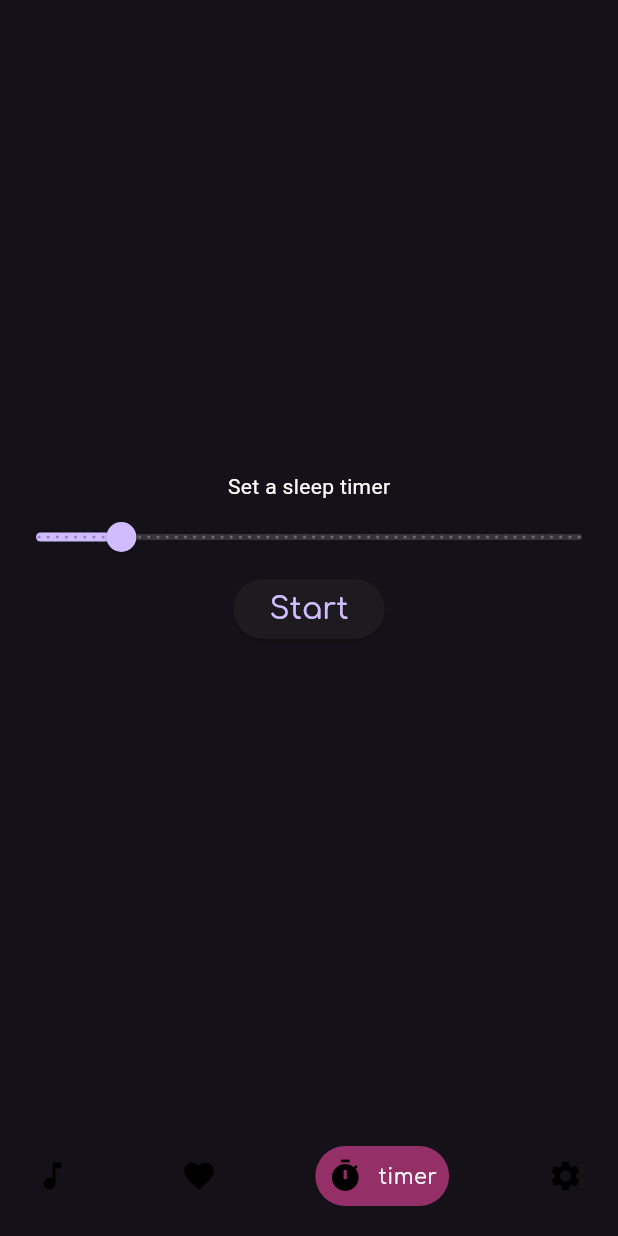
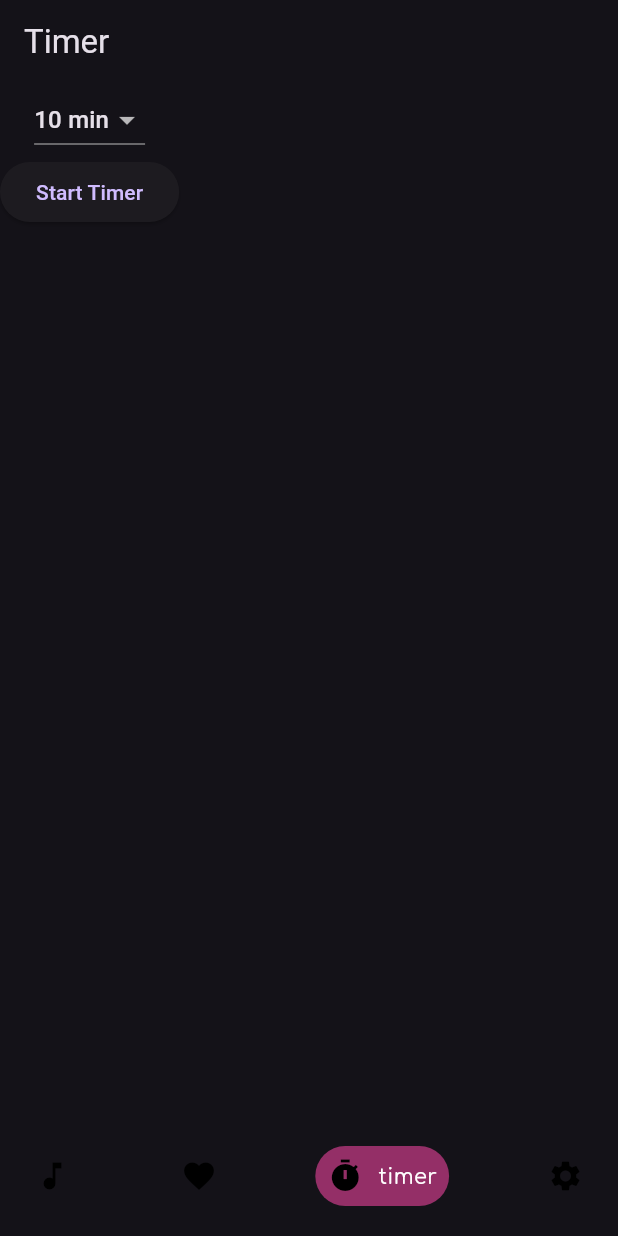
Before and after one commit to Alkonosttt/Hypnos, a Flutter app: the screen it shows after launch, item 3 of the bottom bar chosen, on a phone screen of 412 x 824 dp. Run offline on Flutter 3.47's test engine with Material 3 defaults, Android fonts, the phone set to English and light mode, and no system bars; drawn by our look-alikes of google_nav_bar; our stand-ins replace audioplayers, google_fonts; missing offline and left inert: markdown_widget.

Commit message:
Moved the timer indicator into a different file, replaced the timer logic to fix the crashing issue, added the timer logic into the global audio service

```diff
--- a/lib/globalaudioplayerservice.dart
+++ b/lib/globalaudioplayerservice.dart
@@ -1,6 +1,11 @@
+// for ChangeNotifier
+import 'package:flutter/material.dart';
+// for Timer
+import 'dart:async';
+// standard audio player package
 import 'package:audioplayers/audioplayers.dart';
 
-class GlobalAudioService {
+class GlobalAudioService extends ChangeNotifier {
   static final GlobalAudioService _instance = GlobalAudioService._internal();
   factory GlobalAudioService() => _instance;
   GlobalAudioService._internal();
@@ -8,6 +13,16 @@ class GlobalAudioService {
   final Map<String, AudioPlayer> _players = {};
   final Map<String, double> _volumes = {};
   final Map<String, bool> _isPlaying = {};
+
+  Timer? _timer;
+  Duration? _remainingTime;
+
+  bool anyAudioPlaying() {
+    return _isPlaying.values.any((isPlaying) => isPlaying);
+  }
+
+  bool get isTimerRunning => _timer?.isActive ?? false;
+  Duration? get remainingTime => _remainingTime;
 
   Future<void> play(String audioPath, {double volume = 1.0}) async {
     _players[audioPath] ??= AudioPlayer();
@@ -18,6 +33,8 @@ class GlobalAudioService {
     await player.resume();
     _volumes[audioPath] = volume;
     _isPlaying[audioPath] = true;
+
+    notifyListeners();
   }
 
   Future<void> pause(String audioPath) async {
@@ -26,6 +43,15 @@ class GlobalAudioService {
       await player.pause();
       _isPlaying[audioPath] = false;
     }
+    notifyListeners();
+  }
+
+  Future<void> stopAll() async {
+    for (var player in _players.values) {
+      await player.stop();
+    }
+    _isPlaying.clear();
+    notifyListeners();
   }
 
   Future<void> setVolume(String audioPath, double volume) async {
@@ -34,17 +60,33 @@ class GlobalAudioService {
       await player.setVolume(volume);
       _volumes[audioPath] = volume;
     }
+    notifyListeners();
   }
 
   bool isPlaying(String audioPath) => _isPlaying[audioPath] ?? false;
   double volume(String audioPath) => _volumes[audioPath] ?? 1.0;
 
-  Future<void> disposeAll() async {
-    for (var player in _players.values) {
-      await player.dispose();
-    }
-    _players.clear();
-    _volumes.clear();
-    _isPlaying.clear();
+  void startTimer(Duration duration) {
+    _remainingTime = duration;
+    _timer?.cancel();
+    _timer = Timer.periodic(Duration(seconds: 1), (timer) {
+      if (_remainingTime == null) {
+        timer.cancel();
+        return;
+      }
+      _remainingTime = _remainingTime! - Duration(seconds: 1);
+      if (_remainingTime!.inSeconds <= 0) {
+        timer.cancel();
+        stopAll();
+        _remainingTime = null;
+      }
+      notifyListeners();
+    });
+  }
+
+  void cancelTimer() {
+    _timer?.cancel();
+    _remainingTime = null;
+    notifyListeners();
   }
 }
--- /dev/null
+++ b/lib/globalfab.dart
@@ -0,0 +1,20 @@
+import 'package:flutter/material.dart';
+import 'globalaudioplayerservice.dart';
+
+class GlobalFAB extends StatelessWidget {
+  final VoidCallback? onPressed;
+  const GlobalFAB({this.onPressed, super.key});
+
+  @override
+  Widget build(BuildContext context) {
+    final timer = GlobalAudioService();
+    return Visibility(
+      visible: timer.isTimerRunning,
+      child: FloatingActionButton.extended(
+        onPressed: onPressed,
+        label: Text("⏱ ${timer.remainingTime?.inMinutes ?? 0}m"),
+        icon: Icon(Icons.timer),
+      ),
+    );
+  }
+}
--- a/lib/home.dart
+++ b/lib/home.dart
@@ -25,7 +25,7 @@ class _HomeScreenState extends State<HomeScreen> {
   final List<Widget> _screens = [
     LibraryPage(),
     FavouritesPage(),
-    TimerPickerPage(),
+    TimerScreen(),
     SettingsPage(),
   ];
 
--- a/lib/timerpicker.dart
+++ b/lib/timerpicker.dart
@@ -1,52 +1,57 @@
 import 'package:flutter/material.dart';
-import 'package:google_fonts/google_fonts.dart';
+//import 'package:google_fonts/google_fonts.dart';
 // for global audio service, to be able to access the disposeAll function
-import 'globalaudioplayerservice.dart';
+import 'globalaudioplayerservice.dart'; // TimerScreen.dart
 
-class TimerPickerPage extends StatefulWidget {
-  const TimerPickerPage({super.key});
-
+class TimerScreen extends StatefulWidget {
+  const TimerScreen({super.key});
   @override
-  _TimerPickerPageState createState() => _TimerPickerPageState();
+  State<TimerScreen> createState() => _TimerScreenState();
 }
 
-class _TimerPickerPageState extends State<TimerPickerPage> {
-  Duration _duration = Duration(minutes: 10); // default
+final anyAudioPlaying = GlobalAudioService().anyAudioPlaying();
 
-  void startTimer() {
-    Future.delayed(_duration, () {
-      // stops all audio
-      GlobalAudioService().disposeAll();
-      // goes back after timer runs out
-      Navigator.pop(context);
-    });
+class _TimerScreenState extends State<TimerScreen> {
+  Duration selectedDuration = Duration(minutes: 10);
 
-    Navigator.pop(context);
+  void setAndStartTimer() {
+    final audioService = GlobalAudioService();
+    if (anyAudioPlaying) {
+      audioService.startTimer(selectedDuration);
+    }
   }
 
   @override
   Widget build(BuildContext context) {
+    final audioService = GlobalAudioService();
     return Scaffold(
+      appBar: AppBar(title: Text('Timer')),
       body: Column(
-        mainAxisAlignment: MainAxisAlignment.center,
         children: [
-          Text('Set a sleep timer'),
-          Slider(
-            value: _duration.inMinutes.toDouble(),
-            min: 1,
-            max: 60,
-            divisions: 59,
-            label: '${_duration.inMinutes} min',
-            onChanged: (value) {
-              setState(() {
-                _duration = Duration(minutes: value.toInt());
-              });
-            },
+          DropdownButton<Duration>(
+            value: selectedDuration,
+            items:
+                [
+                  Duration(minutes: 5),
+                  Duration(minutes: 10),
+                  Duration(minutes: 30),
+                  Duration(hours: 1),
+                ].map((duration) {
+                  return DropdownMenuItem(
+                    value: duration,
+                    child: Text('${duration.inMinutes} min'),
+                  );
+                }).toList(),
+            onChanged: (val) => setState(() => selectedDuration = val!),
           ),
           ElevatedButton(
-            onPressed: startTimer,
-            child: Text('Start', style: GoogleFonts.comfortaa(fontSize: 20)),
+            onPressed: setAndStartTimer,
+            child: Text("Start Timer"),
           ),
+          if (audioService.isTimerRunning)
+            Text(
+              "Time remaining: ${audioService.remainingTime?.inMinutes} min",
+            ),
         ],
       ),
     );
```
